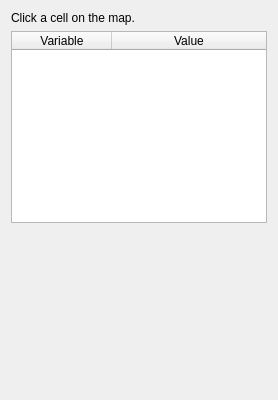
Above: src/mhm_qgis/qt/ui/forms/post_cell_inspector_dock.ui from mhm-ufz/mHM-QGIS before the change. Below: the same form after it.
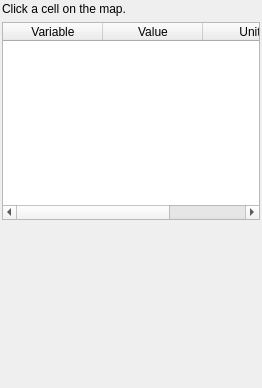
That is the form after the change.

Patch:
```diff
--- a/src/mhm_qgis/qt/ui/forms/post_cell_inspector_dock.ui
+++ b/src/mhm_qgis/qt/ui/forms/post_cell_inspector_dock.ui
@@ -2,6 +2,14 @@
 <ui version="4.0">
  <class>PostCellInspectorDock</class>
  <widget class="QWidget" name="PostCellInspectorDock">
+  <property name="geometry">
+   <rect>
+    <x>0</x>
+    <y>0</y>
+    <width>262</width>
+    <height>388</height>
+   </rect>
+  </property>
   <property name="windowTitle">
    <string>Cell inspector</string>
   </property>
@@ -19,7 +27,6 @@
     <number>2</number>
    </property>
    <item>
-    <widget class="QWidget" name="widget_postInspector">
      <layout class="QVBoxLayout" name="verticalLayout_postInspector">
       <item>
        <widget class="QLabel" name="label_postCell">
@@ -52,6 +59,11 @@
           <string>Value</string>
          </property>
         </column>
+       <column>
+        <property name="text">
+         <string>Units</string>
+        </property>
+       </column>
        </widget>
       </item>
       <item>
@@ -65,7 +77,6 @@
        </widget>
       </item>
      </layout>
-    </widget>
    </item>
   </layout>
  </widget>
```
Left out of the diff: 6 changed lines with no effect on the pictures. Lines whose indentation alone changed are shown as unchanged.
